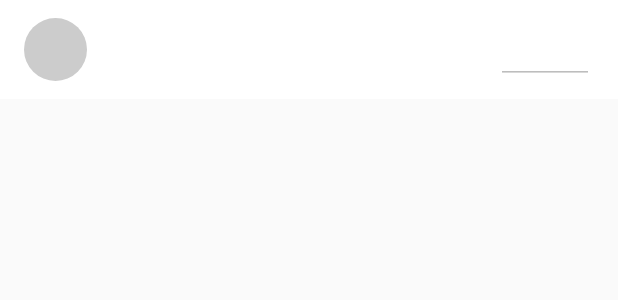
After one commit to AlinaStepanova/Rates, an Android app: the layout rate_item_list.xml on its own in the app's theme, with its tools: preview values and no code run, on a phone screen of 412 x 824 dp. The commit adds this screen. Shown: the top 300 px of the screen. Run offline under Robolectric (Android 15) with nearby library versions, the phone set to English and light mode, and no system bars.

Commit message:
some ui preparations

```diff
--- /dev/null
+++ b/app/src/main/res/drawable/shape_oval.xml
@@ -0,0 +1,6 @@
+<shape xmlns:android="http://schemas.android.com/apk/res/android"
+    android:shape="oval">
+
+    <solid android:color="@color/colorPrimaryDark" />
+
+</shape>
--- a/app/src/main/res/layout/activity_main.xml
+++ b/app/src/main/res/layout/activity_main.xml
@@ -1,8 +1,10 @@
 <?xml version="1.0" encoding="utf-8"?>
 <layout xmlns:android="http://schemas.android.com/apk/res/android"
+    xmlns:app="http://schemas.android.com/apk/res-auto"
     xmlns:tools="http://schemas.android.com/tools">
 
     <data>
+
         <variable
             name="mainViewModel"
             type="com.avs.rates.ui.main.MainViewModel" />
@@ -15,5 +17,28 @@
         android:orientation="horizontal"
         tools:context=".ui.main.MainActivity">
 
+        <androidx.appcompat.widget.AppCompatTextView
+            android:id="@+id/appCompatTextView"
+            android:layout_width="match_parent"
+            android:layout_height="?android:attr/actionBarSize"
+            android:gravity="center_vertical"
+            android:paddingStart="72dp"
+            android:text="@string/app_name"
+            android:textColor="@color/colorAccent"
+            android:textSize="@dimen/dimen_18sp"
+            android:textStyle="bold"
+            app:layout_constraintEnd_toEndOf="parent"
+            app:layout_constraintStart_toStartOf="parent"
+            app:layout_constraintTop_toTopOf="parent">
+
+        </androidx.appcompat.widget.AppCompatTextView>
+
+        <androidx.recyclerview.widget.RecyclerView
+            android:id="@+id/recyclerView"
+            android:layout_width="match_parent"
+            android:layout_height="0dp"
+            app:layout_constraintBottom_toBottomOf="parent"
+            app:layout_constraintTop_toBottomOf="@+id/appCompatTextView" />
+
     </androidx.constraintlayout.widget.ConstraintLayout>
 </layout>
--- /dev/null
+++ b/app/src/main/res/layout/rate_item_list.xml
@@ -0,0 +1,64 @@
+<?xml version="1.0" encoding="utf-8"?>
+<androidx.constraintlayout.widget.ConstraintLayout xmlns:android="http://schemas.android.com/apk/res/android"
+    xmlns:app="http://schemas.android.com/apk/res-auto"
+    xmlns:tools="http://schemas.android.com/tools"
+    android:layout_width="match_parent"
+    android:layout_height="wrap_content"
+    android:background="@color/colorPrimary"
+    android:orientation="vertical">
+
+    <ImageView
+        android:id="@+id/imagePerson"
+        android:layout_width="@dimen/dimen_42dp"
+        android:layout_height="@dimen/dimen_42dp"
+        android:layout_marginStart="@dimen/dimen_16dp"
+        android:layout_marginTop="@dimen/dimen_12dp"
+        android:layout_marginBottom="@dimen/dimen_12dp"
+        android:background="@drawable/shape_oval"
+        android:backgroundTint="@color/colorPrimaryDark"
+        app:layout_constraintBottom_toBottomOf="parent"
+        app:layout_constraintStart_toStartOf="parent"
+        app:layout_constraintTop_toTopOf="parent" />
+
+    <TextView
+        android:id="@+id/tvCurrencyShortName"
+        android:layout_width="wrap_content"
+        android:layout_height="wrap_content"
+        android:layout_marginStart="@dimen/dimen_16dp"
+        android:layout_marginTop="8dp"
+        android:maxEms="6"
+        android:maxLines="1"
+        android:textColor="@color/colorAccent"
+        android:textSize="@dimen/dimen_16sp"
+        app:layout_constraintBottom_toTopOf="@+id/tvCurrencyFullName"
+        app:layout_constraintStart_toEndOf="@+id/imagePerson"
+        app:layout_constraintTop_toTopOf="parent" />
+
+    <TextView
+        android:id="@+id/tvCurrencyFullName"
+        android:layout_width="wrap_content"
+        android:layout_height="wrap_content"
+        android:layout_marginStart="@dimen/dimen_16dp"
+        android:layout_marginBottom="8dp"
+        android:maxEms="20"
+        android:maxLines="1"
+        android:textColor="@color/colorPrimaryDark"
+        android:textSize="@dimen/dimen_14sp"
+        app:layout_constraintBottom_toBottomOf="parent"
+        app:layout_constraintStart_toEndOf="@+id/imagePerson"
+        app:layout_constraintTop_toBottomOf="@+id/tvCurrencyShortName" />
+
+    <EditText
+        android:id="@+id/editText"
+        android:layout_width="65dp"
+        android:layout_height="wrap_content"
+        android:layout_marginEnd="@dimen/dimen_16dp"
+        android:ems="10"
+        android:enabled="false"
+        android:clickable="false"
+        android:inputType="numberDecimal"
+        app:layout_constraintBottom_toBottomOf="parent"
+        app:layout_constraintEnd_toEndOf="parent"
+        app:layout_constraintTop_toTopOf="parent" />
+
+</androidx.constraintlayout.widget.ConstraintLayout>
--- a/app/src/main/res/values/colors.xml
+++ b/app/src/main/res/values/colors.xml
@@ -1,6 +1,6 @@
 <?xml version="1.0" encoding="utf-8"?>
 <resources>
     <color name="colorPrimary">#FFFFFF</color>
-    <color name="colorPrimaryDark">#B6B6B7</color>
+    <color name="colorPrimaryDark">#CCCCCC</color>
     <color name="colorAccent">#000000</color>
 </resources>
--- /dev/null
+++ b/app/src/main/res/values/dimens.xml
@@ -0,0 +1,11 @@
+<?xml version="1.0" encoding="utf-8"?>
+<resources>
+    <dimen name="dimen_18sp">18sp</dimen>
+    <dimen name="dimen_16sp">16sp</dimen>
+    <dimen name="dimen_14sp">14sp</dimen>
+    <dimen name="dimen_42dp">42dp</dimen>
+    <dimen name="dimen_20dp">20dp</dimen>
+    <dimen name="dimen_12dp">12dp</dimen>
+    <dimen name="dimen_8dp">8dp</dimen>
+    <dimen name="dimen_16dp">16dp</dimen>
+</resources>
```
